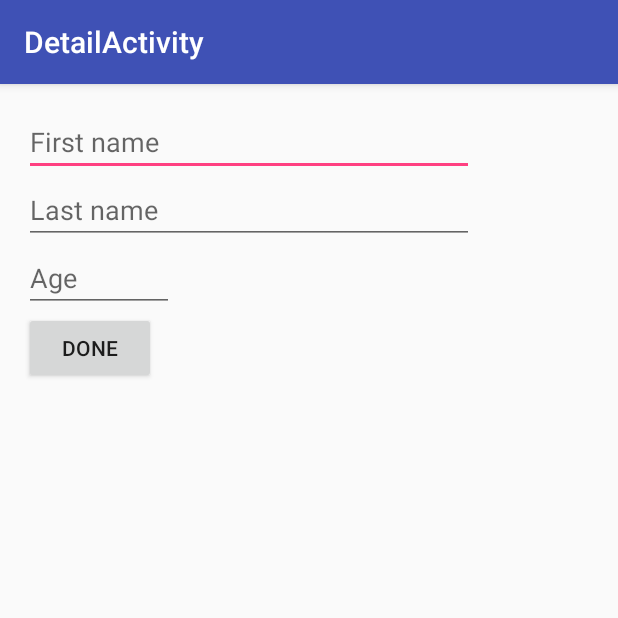
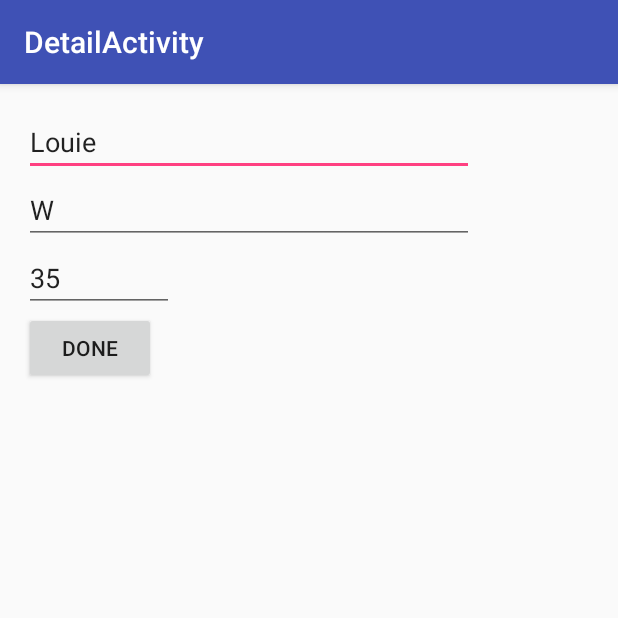
Before and after one commit to Rdy2code/FragmentsDataTransfer, an Android app: the screen it shows after launch (DetailActivity), after a tap on an icon or button, on a phone screen of 412 x 824 dp, the top half of it. Run offline under Robolectric (Android 15) with nearby library versions, the phone set to English and light mode, and no system bars.

Commit message:
Pass data from activity to DetailFragment for tablet and phone

```diff
--- a/app/src/main/java/com/example/android/fragmentsapp/DetailActivity.java
+++ b/app/src/main/java/com/example/android/fragmentsapp/DetailActivity.java
@@ -1,8 +1,10 @@
 package com.example.android.fragmentsapp;
 
+import android.content.Intent;
 import android.os.Bundle;
 import android.support.design.widget.FloatingActionButton;
 import android.support.design.widget.Snackbar;
+import android.support.v4.app.FragmentManager;
 import android.support.v7.app.AppCompatActivity;
 import android.support.v7.widget.Toolbar;
 import android.util.Log;
@@ -16,6 +18,19 @@ public class DetailActivity extends AppCompatActivity implements DetailFragment.
         setContentView(R.layout.activity_detail);
         Toolbar toolbar = (Toolbar) findViewById(R.id.toolbar);
         setSupportActionBar(toolbar);
+
+        Intent intent = getIntent();
+        if (intent != null) {
+            if (intent.hasExtra("PERSON_KEY")) {
+                Person person = intent.getParcelableExtra("PERSON_KEY");
+                DetailFragment fragment = DetailFragment.newInstance(person);
+                FragmentManager fragmentManager =
+                        getSupportFragmentManager();
+                fragmentManager.beginTransaction()
+                        .add(R.id.fragment, fragment)
+                        .commit();
+            }
+        }
     }
 
     @Override
--- a/app/src/main/java/com/example/android/fragmentsapp/DetailFragment.java
+++ b/app/src/main/java/com/example/android/fragmentsapp/DetailFragment.java
@@ -21,6 +21,17 @@ public class DetailFragment extends Fragment {
     public DetailFragment() {
     }
 
+    //To receive data from the Activity
+    //To pass the Person object in a bundle, need to implement the parcelable interface in the Person POJO
+    public static DetailFragment newInstance(Person person) {
+        Bundle args = new Bundle();
+        //Bundle the Person data object
+        args.putParcelable("PERSON_KEY", person);
+        DetailFragment fragment = new DetailFragment();
+        fragment.setArguments(args);
+        return fragment;
+    }
+
     @Override
     public void onAttach(Context context) {
         super.onAttach(context);
@@ -40,6 +51,11 @@ public class DetailFragment extends Fragment {
         textFirstName = (EditText) rootView.findViewById(R.id.textFirstName);
         textLastName = (EditText) rootView.findViewById(R.id.textLastName);
         textAge = (EditText) rootView.findViewById(R.id.textAge);
+
+        Person person = getArguments().getParcelable("PERSON_KEY");
+        textFirstName.setText(person.getFirstName());
+        textLastName.setText(person.getLastName());
+        textAge.setText(String.valueOf(person.getAge()));
 
         Button doneButton = (Button) rootView.findViewById(R.id.done_button);
         doneButton.setOnClickListener(new View.OnClickListener() {
--- a/app/src/main/java/com/example/android/fragmentsapp/MainActivity.java
+++ b/app/src/main/java/com/example/android/fragmentsapp/MainActivity.java
@@ -42,15 +42,18 @@ public class MainActivity extends AppCompatActivity implements DetailFragment.Fr
 
     private void viewDetailFragment() {
 
+        Person person = new Person ("Louie", "W", 35);
+
         if (mTablet) {
+            DetailFragment fragment = DetailFragment.newInstance(person);
             FragmentManager fragmentManager =
                     getSupportFragmentManager();
-            DetailFragment fragment = new DetailFragment();
             fragmentManager.beginTransaction()
                     .add(R.id.detail_fragment_container, fragment)
                     .commit();
         } else {
             Intent intent = new Intent(this, DetailActivity.class);
+            intent.putExtra("PERSON_KEY", person);
             startActivity(intent);
         }
     }
--- a/app/src/main/res/layout/content_detail.xml
+++ b/app/src/main/res/layout/content_detail.xml
@@ -1,8 +1,8 @@
-<fragment xmlns:android="http://schemas.android.com/apk/res/android"
+<FrameLayout
+    xmlns:android="http://schemas.android.com/apk/res/android"
     xmlns:app="http://schemas.android.com/apk/res-auto"
     xmlns:tools="http://schemas.android.com/tools"
     android:id="@+id/fragment"
-    android:name="com.example.android.fragmentsapp.DetailFragment"
     android:layout_width="match_parent"
     android:layout_height="match_parent"
     app:layout_behavior="@string/appbar_scrolling_view_behavior"
```
Also changed, not shown: app/src/main/java/com/example/android/fragmentsapp/Person.java (+39 -1 lines).
